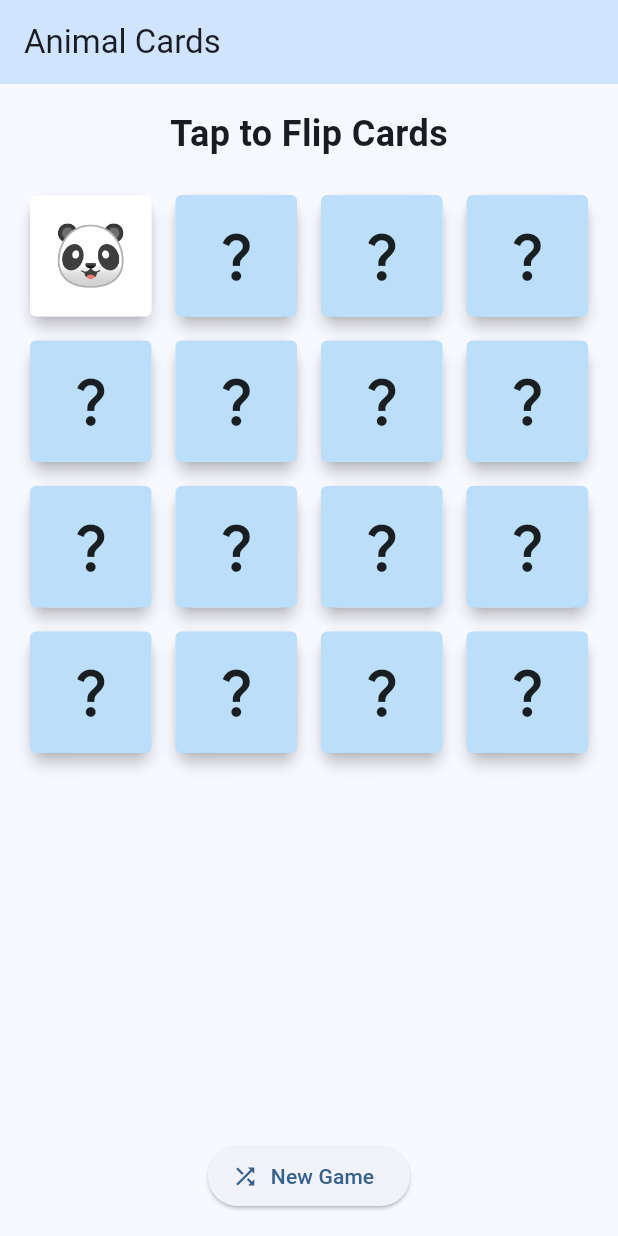
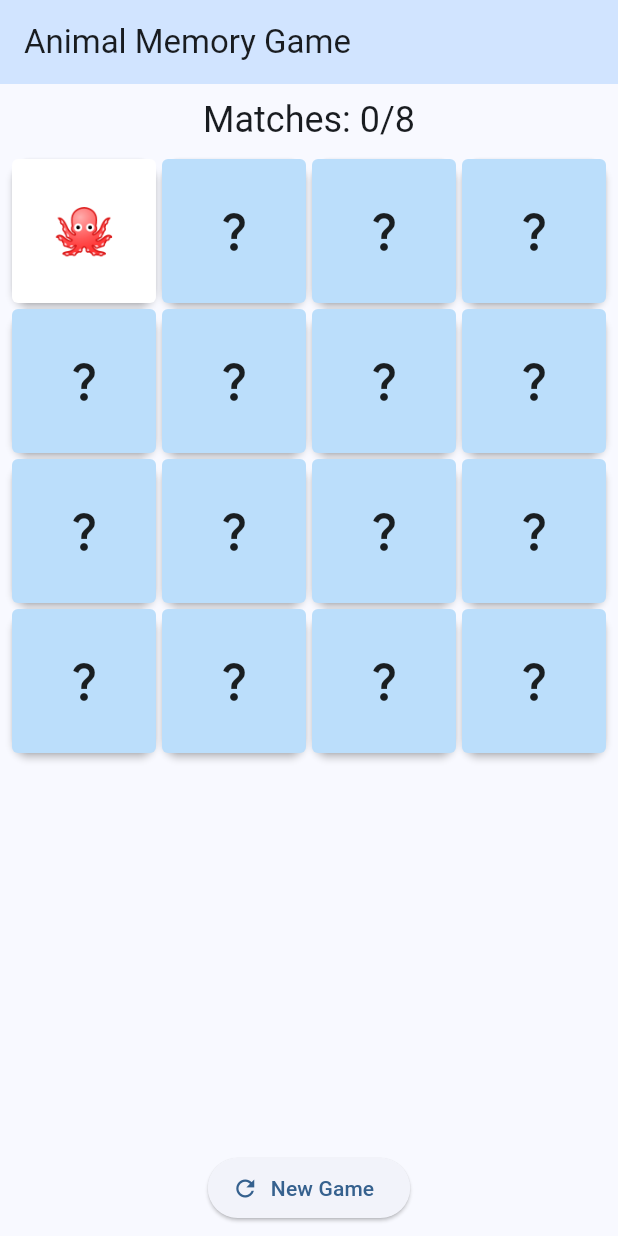
Before and after one commit to Mclovin7291/card-matching-game, a Flutter app: the screen it shows after launch, after a tap on the "question mark" icon, on a phone screen of 412 x 824 dp. Run offline on Flutter 3.47's test engine with Material 3 defaults, Android fonts, the light colour scheme and no system bars.

Commit message:
added matching logic and made the boxes a little smaller

```diff
--- a/lib/main.dart
+++ b/lib/main.dart
@@ -34,48 +34,77 @@
   Widget build(BuildContext context) {
     return Scaffold(
       appBar: AppBar(
-        title: const Text('Animal Cards'),
+        title: const Text('Animal Memory Game'),
         backgroundColor: Theme.of(context).colorScheme.primaryContainer,
       ),
       body: Consumer<GameProvider>(
         builder: (context, gameProvider, child) {
           return Padding(
-            padding: const EdgeInsets.all(16.0),
+            padding: const EdgeInsets.all(8.0),
             child: Column(
               children: [
-                const Text(
-                  'Tap to Flip Cards',
-                  style: TextStyle(fontSize: 24, fontWeight: FontWeight.bold),
+                // Game progress
+                Row(
+                  mainAxisAlignment: MainAxisAlignment.spaceAround,
+                  children: [
+                    Text(
+                      'Matches: ${gameProvider.matches}/8',
+                      style: Theme.of(context).textTheme.headlineSmall,
+                    ),
+                    if (gameProvider.isGameComplete)
+                      const Text(
+                        '🎉 You Won! 🎉',
+                        style: TextStyle(
+                          fontSize: 24,
+                          fontWeight: FontWeight.bold,
+                          color: Colors.green,
+                        ),
+                      ),
+                  ],
                 ),
-                const SizedBox(height: 20),
+                const SizedBox(height: 10),
                 // Card grid
                 Expanded(
                   child: GridView.builder(
                     gridDelegate: const SliverGridDelegateWithFixedCrossAxisCount(
                       crossAxisCount: 4,
-                      crossAxisSpacing: 8,
-                      mainAxisSpacing: 8,
+                      crossAxisSpacing: 4,
+                      mainAxisSpacing: 4,
+                      childAspectRatio: 1,
                     ),
                     itemCount: gameProvider.cards.length,
                     itemBuilder: (context, index) {
                       final card = gameProvider.cards[index];
                       return Card(
-                        elevation: 4,
+                        elevation: 2,
+                        margin: EdgeInsets.zero,
                         child: InkWell(
                           onTap: () => gameProvider.flipCard(index),
                           child: AnimatedContainer(
                             duration: const Duration(milliseconds: 300),
                             decoration: BoxDecoration(
-                              color: card.isFlipped ? Colors.white : Colors.blue.shade100,
+                              color: card.isMatched
+                                  ? Colors.green.shade100
+                                  : card.isFlipped
+                                      ? Colors.white
+                                      : Colors.blue.shade100,
                               borderRadius: BorderRadius.circular(4),
+                              border: card.isMatched
+                                  ? Border.all(color: Colors.green, width: 2)
+                                  : null,
                             ),
                             child: Center(
-                              child: card.isFlipped
+                              child: card.isFlipped || card.isMatched
                                   ? Text(
                                       card.animal,
-                                      style: const TextStyle(fontSize: 40),
+                                      style: TextStyle(
+                                        fontSize: 32,
+                                        color: card.isMatched
+                                            ? Colors.green
+                                            : Colors.black,
+                                      ),
                                     )
-                                  : const Icon(Icons.question_mark, size: 40),
+                                  : const Icon(Icons.question_mark, size: 32),
                             ),
                           ),
                         ),
@@ -83,11 +112,11 @@
                     },
                   ),
                 ),
-                const SizedBox(height: 20),
-                // Shuffle button
+                const SizedBox(height: 10),
+                // New game button
                 ElevatedButton.icon(
                   onPressed: gameProvider.initGame,
-                  icon: const Icon(Icons.shuffle),
+                  icon: const Icon(Icons.refresh),
                   label: const Text('New Game'),
                 ),
               ],
--- a/lib/models/card_model.dart
+++ b/lib/models/card_model.dart
@@ -2,22 +2,26 @@ class GameCard {
   final int id;
   final String animal;
   bool isFlipped;
+  bool isMatched;
 
   GameCard({
     required this.id,
     required this.animal,
     this.isFlipped = false,
+    this.isMatched = false,
   });
 
   GameCard copyWith({
     int? id,
     String? animal,
     bool? isFlipped,
+    bool? isMatched,
   }) {
     return GameCard(
       id: id ?? this.id,
       animal: animal ?? this.animal,
       isFlipped: isFlipped ?? this.isFlipped,
+      isMatched: isMatched ?? this.isMatched,
     );
   }
 }
--- a/lib/providers/game_provider.dart
+++ b/lib/providers/game_provider.dart
@@ -4,6 +4,10 @@ import '../models/card_model.dart';
 
 class GameProvider extends ChangeNotifier {
   List<GameCard> cards = [];
+  GameCard? firstCard;
+  GameCard? secondCard;
+  bool canFlip = true;
+  int matches = 0;
 
   // List of animal emojis for cards
   final List<String> animals = [
@@ -18,27 +22,76 @@ class GameProvider extends ChangeNotifier {
   }
 
   void initGame() {
-    // Shuffle the animals list
-    final shuffledAnimals = [...animals];
-    shuffledAnimals.shuffle(Random());
+    // Create pairs of animals
+    final cardPairs = [...animals, ...animals];
+    cardPairs.shuffle(Random());
 
-    // Create cards with shuffled animals
+    // Create cards with shuffled pairs
     cards = List.generate(
       16, // 4x4 grid
       (index) => GameCard(
         id: index,
-        animal: shuffledAnimals[index],
+        animal: cardPairs[index],
       ),
     );
+
+    // Reset game state
+    firstCard = null;
+    secondCard = null;
+    canFlip = true;
+    matches = 0;
 
     notifyListeners();
   }
 
   void flipCard(int index) {
-    // Flip the selected card
-    cards[index] = cards[index].copyWith(
-      isFlipped: !cards[index].isFlipped,
-    );
+    if (!canFlip) return;  // Prevent flipping while checking match
+    if (cards[index].isMatched) return;  // Prevent flipping matched cards
+    if (cards[index].isFlipped) return;  // Prevent flipping already flipped card
+    if (firstCard != null && secondCard != null) return;  // Prevent flipping third card
+
+    // Flip the card
+    cards[index] = cards[index].copyWith(isFlipped: true);
+
+    // Assign to first or second card
+    if (firstCard == null) {
+      firstCard = cards[index];
+    } else {
+      secondCard = cards[index];
+      canFlip = false;  // Prevent further flips while checking
+      checkMatch();
+    }
+
     notifyListeners();
   }
+
+  Future<void> checkMatch() async {
+    if (firstCard == null || secondCard == null) return;
+
+    // Check if animals match
+    final isMatch = firstCard!.animal == secondCard!.animal;
+
+    // Wait a moment before processing the result
+    await Future.delayed(const Duration(milliseconds: 1000));
+
+    if (isMatch) {
+      // Mark both cards as matched
+      cards[firstCard!.id] = cards[firstCard!.id].copyWith(isMatched: true);
+      cards[secondCard!.id] = cards[secondCard!.id].copyWith(isMatched: true);
+      matches++;
+    } else {
+      // Flip both cards back
+      cards[firstCard!.id] = cards[firstCard!.id].copyWith(isFlipped: false);
+      cards[secondCard!.id] = cards[secondCard!.id].copyWith(isFlipped: false);
+    }
+
+    // Reset selected cards
+    firstCard = null;
+    secondCard = null;
+    canFlip = true;
+
+    notifyListeners();
+  }
+
+  bool get isGameComplete => matches == animals.length;
 }
```
